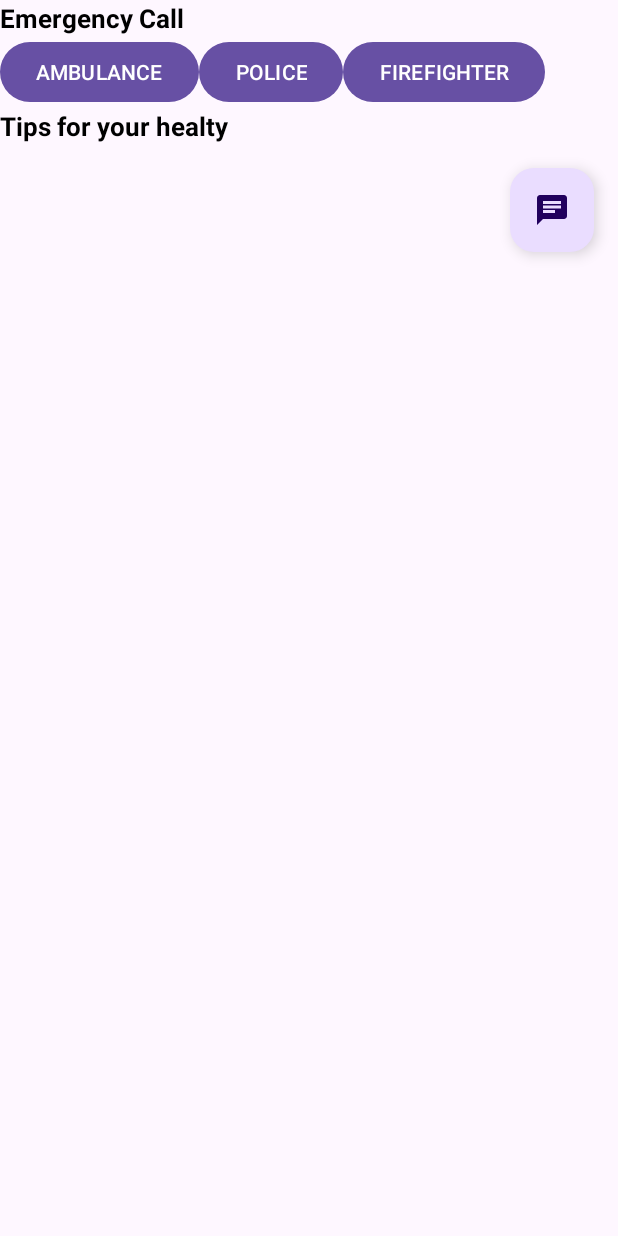
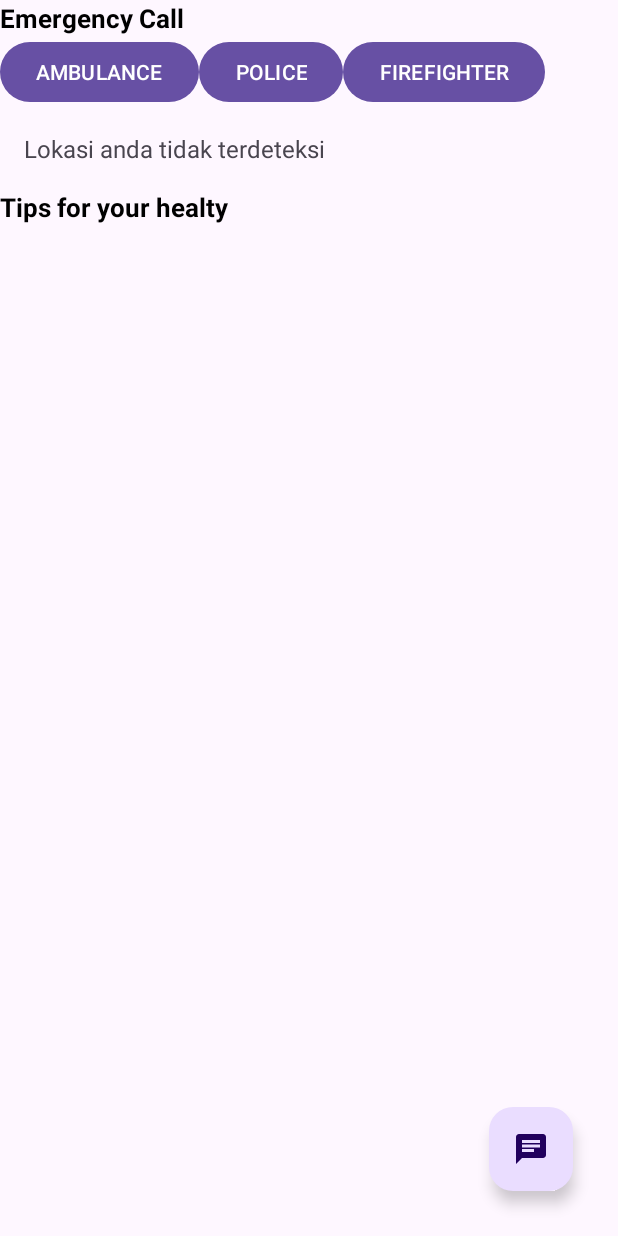
Before and after one commit to lenovix/chatbot001, an Android app: the screen it shows after launch (MainActivity), on a phone screen of 412 x 824 dp. Run offline under Robolectric (Android 15) with nearby library versions, the phone set to English and light mode, and no system bars.

Commit message:
integrate location detect

```diff
--- a/app/build.gradle
+++ b/app/build.gradle
@@ -53,4 +53,8 @@ dependencies {
     //Coroutines
     implementation 'org.jetbrains.kotlinx:kotlinx-coroutines-core:1.3.9'
     implementation 'org.jetbrains.kotlinx:kotlinx-coroutines-android:1.3.9'
+
+    //Deteksi lokasi
+    implementation 'org.jetbrains.kotlinx:kotlinx-coroutines-play-services:1.4.3'
+    implementation 'com.google.android.gms:play-services-location:18.0.0'
 }
--- a/app/src/main/AndroidManifest.xml
+++ b/app/src/main/AndroidManifest.xml
@@ -1,6 +1,10 @@
 <?xml version="1.0" encoding="utf-8"?>
 <manifest xmlns:android="http://schemas.android.com/apk/res/android"
     xmlns:tools="http://schemas.android.com/tools">
+
+    <uses-permission android:name="android.permission.ACCESS_FINE_LOCATION" />
+    <uses-permission android:name="android.permission.ACCESS_COARSE_LOCATION" />
+
 
     <application
         android:allowBackup="true"
--- a/app/src/main/java/com/kamilsudarmi/chatbot001/MainActivity.kt
+++ b/app/src/main/java/com/kamilsudarmi/chatbot001/MainActivity.kt
@@ -1,21 +1,114 @@
 package com.kamilsudarmi.chatbot001
 
+import android.Manifest
 import android.content.Intent
+import android.content.pm.PackageManager
+import android.location.Address
+import android.location.Geocoder
+import android.location.Location
 import androidx.appcompat.app.AppCompatActivity
 import android.os.Bundle
+import android.util.Log
 import android.view.View
+import android.widget.TextView
+import androidx.core.app.ActivityCompat
+import androidx.core.content.ContextCompat
+import com.google.android.gms.location.FusedLocationProviderClient
+import com.google.android.gms.location.LocationServices
 import com.kamilsudarmi.chatbot001.chatbot.ui.ChatbotActivity
 
 class MainActivity : AppCompatActivity(){
+    private lateinit var fusedLocationClient: FusedLocationProviderClient
     override fun onCreate(savedInstanceState: Bundle?) {
         super.onCreate(savedInstanceState)
         setContentView(R.layout.activity_main)
+
+        fusedLocationClient = LocationServices.getFusedLocationProviderClient(this)
+
+        // Meminta izin jika belum diberikan
+        if (ContextCompat.checkSelfPermission(this, Manifest.permission.ACCESS_FINE_LOCATION)
+            != PackageManager.PERMISSION_GRANTED
+        ) {
+            ActivityCompat.requestPermissions(
+                this,
+                arrayOf(Manifest.permission.ACCESS_FINE_LOCATION),
+                PERMISSIONS_REQUEST_ACCESS_FINE_LOCATION
+            )
+        } else {
+            if (checkLocationPermission()) {
+                getLastKnownLocation()
+            } else {
+                // Jika izin tidak diberikan, minta izin
+                ActivityCompat.requestPermissions(
+                    this,
+                    arrayOf(Manifest.permission.ACCESS_FINE_LOCATION),
+                    PERMISSIONS_REQUEST_ACCESS_FINE_LOCATION
+                )
+            }
+        }
+
 
         val fab: View = findViewById(R.id.fab)
         fab.setOnClickListener { view ->
             val chatbotPage = Intent(this, ChatbotActivity::class.java)
             startActivity(chatbotPage)
         }
+    }
 
+    private fun checkLocationPermission(): Boolean {
+        val permission = Manifest.permission.ACCESS_FINE_LOCATION
+        val granted = PackageManager.PERMISSION_GRANTED
+        return ContextCompat.checkSelfPermission(this, permission) == granted
     }
+
+    private fun getLastKnownLocation() {
+        val locationTextView = findViewById<TextView>(R.id.locationTextView)
+        if (checkLocationPermission()) {
+            fusedLocationClient.lastLocation
+                .addOnSuccessListener { location: Location? ->
+                    if (location != null) {
+                        val latitude = location.latitude
+                        val longitude = location.longitude
+
+                        val geocoder = Geocoder(this)
+                        val addresses: List<Address> =
+                            geocoder.getFromLocation(latitude, longitude, 1) as List<Address>
+
+                        val address = addresses[0].getAddressLine(0)
+                        val city = addresses[0].locality
+                        val country = addresses[0].countryName
+
+                        locationTextView.text = "$latitude, $longitude\n$address, $city, $country"
+                    }
+                }
+        } else {
+            // Jika izin tidak diberikan, minta izin
+            ActivityCompat.requestPermissions(
+                this,
+                arrayOf(Manifest.permission.ACCESS_FINE_LOCATION),
+                PERMISSIONS_REQUEST_ACCESS_FINE_LOCATION
+            )
+        }
+    }
+
+    override fun onRequestPermissionsResult(
+        requestCode: Int,
+        permissions: Array<out String>,
+        grantResults: IntArray
+    ) {
+        super.onRequestPermissionsResult(requestCode, permissions, grantResults)
+        if (requestCode == PERMISSIONS_REQUEST_ACCESS_FINE_LOCATION) {
+            if (grantResults.isNotEmpty() && grantResults[0] == PackageManager.PERMISSION_GRANTED) {
+                getLastKnownLocation()
+            } else {
+                // Jika izin ditolak, berikan penanganan yang sesuai, misalnya menampilkan pesan kepada pengguna
+            }
+        }
+    }
+
+    companion object {
+        private const val PERMISSIONS_REQUEST_ACCESS_FINE_LOCATION = 1
+    }
+
+
 }
--- a/app/src/main/res/layout/activity_main.xml
+++ b/app/src/main/res/layout/activity_main.xml
@@ -1,11 +1,14 @@
 <?xml version="1.0" encoding="utf-8"?>
-<LinearLayout xmlns:android="http://schemas.android.com/apk/res/android"
+<RelativeLayout xmlns:android="http://schemas.android.com/apk/res/android"
 xmlns:app="http://schemas.android.com/apk/res-auto"
 xmlns:tools="http://schemas.android.com/tools"
 android:layout_width="match_parent"
 android:layout_height="match_parent"
-android:orientation="vertical"
 tools:context=".MainActivity">
+<LinearLayout
+    android:layout_width="match_parent"
+    android:layout_height="match_parent"
+    android:orientation="vertical">
 
     <TextView
         android:layout_width="wrap_content"
@@ -34,6 +37,13 @@ tools:context=".MainActivity">
             android:layout_height="wrap_content"
             android:text="FIREFIGHTER"/>
     </LinearLayout>
+    <TextView
+        android:id="@+id/locationTextView"
+        android:layout_width="wrap_content"
+        android:layout_height="wrap_content"
+        android:textSize="16sp"
+        android:text="Lokasi anda tidak terdeteksi"
+        android:padding="16dp" />
 
     <TextView
         android:layout_width="wrap_content"
@@ -47,14 +57,15 @@ tools:context=".MainActivity">
         android:layout_width="match_parent"
         android:layout_height="wrap_content"
         android:contentDescription="image for tips"/>
+</LinearLayout>
 
     <com.google.android.material.floatingactionbutton.FloatingActionButton
         android:id="@+id/fab"
         android:layout_width="wrap_content"
         android:layout_height="wrap_content"
-        android:layout_gravity="end|bottom"
-        android:src="@drawable/baseline_chat_24"
-        android:contentDescription="Chatbot"
-        android:layout_margin="16dp" />
-
-</LinearLayout>
+        android:layout_alignParentEnd="true"
+        android:layout_alignParentBottom="true"
+        android:layout_margin="30dp"
+        android:contentDescription="chatbot"
+        android:src="@drawable/baseline_chat_24"/>
+</RelativeLayout>
```
Lines whose indentation alone changed are shown as unchanged.
